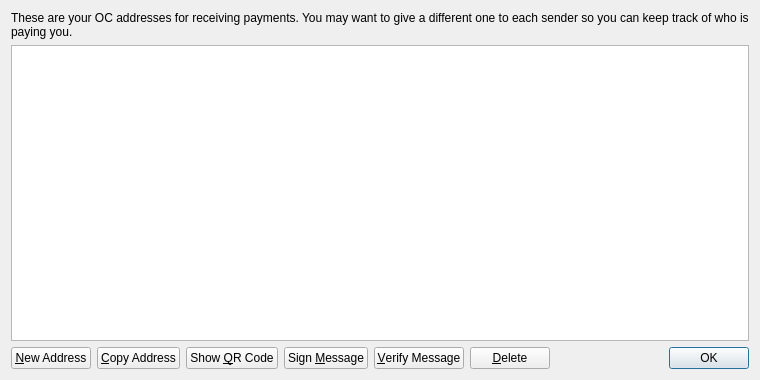
Before: the Qt Designer form src/qt/forms/addressbookpage.ui in theone-and-not-only-coin/onecoin, drawn with Qt 5.
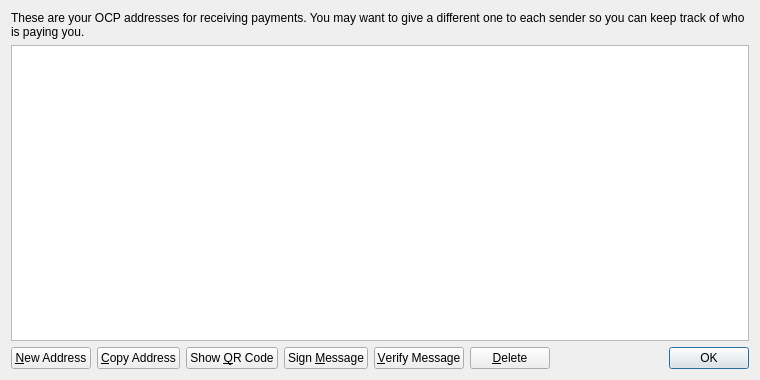
After: the same form once the commit is applied.

```diff
--- a/src/qt/forms/addressbookpage.ui
+++ b/src/qt/forms/addressbookpage.ui
@@ -17,7 +17,7 @@
    <item>
     <widget class="QLabel" name="labelExplanation">
      <property name="text">
-      <string>These are your OC addresses for receiving payments. You may want to give a different one to each sender so you can keep track of who is paying you.</string>
+      <string>These are your OCP addresses for receiving payments. You may want to give a different one to each sender so you can keep track of who is paying you.</string>
      </property>
      <property name="textFormat">
       <enum>Qt::PlainText</enum>
```
Left out of the diff: 4 changed lines with no effect on the pictures.
